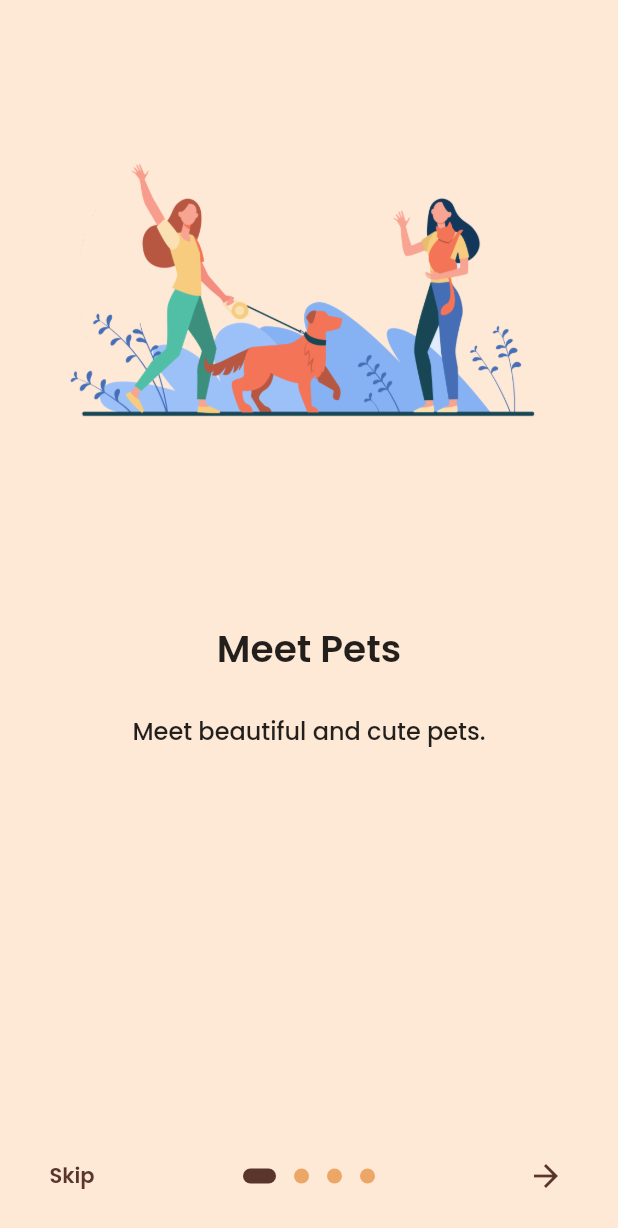
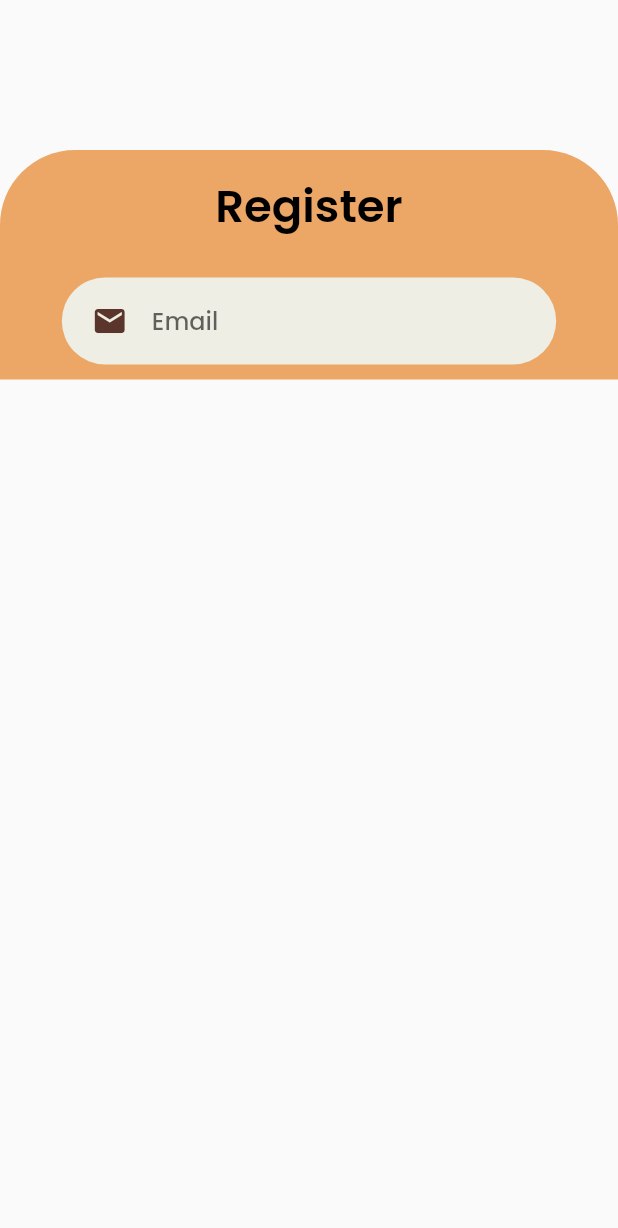
Before and after one commit to mutyaruby08/capstone_igarchu, a Flutter app: the screen it shows after launch, on a phone screen of 412 x 824 dp. Shown: the top 1228 px of the screen. Run offline on Flutter 3.47's test engine with Material 2 defaults, Android fonts, the phone set to English and light mode, and no system bars; drawn by our look-alikes of introduction_screen.

Commit message:
Designed Register Screen ver 1

```diff
--- a/igarchu_capstone/lib/Screens/login_screen.dart
+++ b/igarchu_capstone/lib/Screens/login_screen.dart
@@ -1,13 +1,13 @@
-import 'package:flutter/material.dart';
+// import 'package:flutter/material.dart';
 
-class LoginScreen extends StatelessWidget {
-  const LoginScreen({Key? key}) : super(key: key);
+// class LoginScreen extends StatelessWidget {
+//   const LoginScreen({Key? key}) : super(key: key);
 
-  @override
-  Widget build(BuildContext context) {
-    return Container(
-      child: Text('Welcome', style: TextStyle(fontSize: 40),),
-    );
+//   @override
+//   Widget build(BuildContext context) {
+//     return Container(
+//       child: Text('Welcome', style: TextStyle(fontSize: 40),),
+//     );
 
-  }
-}
+//   }
+// }
--- a/igarchu_capstone/lib/Screens/onboarding_screen.dart
+++ b/igarchu_capstone/lib/Screens/onboarding_screen.dart
@@ -1,87 +1,87 @@
 
-import 'package:flutter/material.dart';
-import 'package:introduction_screen/introduction_screen.dart';
+// import 'package:flutter/material.dart';
+// import 'package:introduction_screen/introduction_screen.dart';
 
-import '../widgets/onboard_button.dart';
-import 'login_screen.dart';
+// import '../widgets/onboard_button.dart';
+// import 'login_screen.dart';
 
-class onBoardingScreen extends StatelessWidget {
-  const onBoardingScreen({Key? key}) : super(key: key);
+// class onBoardingScreen extends StatelessWidget {
+//   const onBoardingScreen({Key? key}) : super(key: key);
 
-  @override
-  Widget build(BuildContext context) => SafeArea(
-    child: IntroductionScreen(
-          pages: [
-            PageViewModel(
-              title: 'Meet Pets',
-              body: 'Meet beautiful and cute pets.',
-              image: buildImage('assets/images/pet.png'),
-              decoration: getPageDecoration(),
-            ),
-            PageViewModel(
-              title: 'Adopt Pet',
-              body: 'Adopt a pet and make it a part of your home.',
-              image: buildImage('assets/images/adopt.png'),
-              decoration: getPageDecoration(),
-            ),
-            PageViewModel(
-              title: 'Donation',
-              body: 'Donate funds for Animal shelter organization to give hope to hungry and homeless animals.',
-              image: buildImage('assets/images/donate.png'),
-              decoration: getPageDecoration(),
-            ),
-            PageViewModel(
-              title: 'Our way of connecting pets, anywhere',
-              body: 'Join our growing community now!',
-              footer: ButtonWidget(
-                text: 'Get Started',
-                onClicked: () => goToHome(context),
-              ),
-              image: buildImage('assets/images/igarchu_logo.png'),
-              decoration: getPageDecoration(),
-            ),
-          ],
-          done: const Text('Get Started', style: TextStyle(color: Color.fromRGBO(90, 53, 44, 1),fontWeight: FontWeight.w600)),
-          onDone: () => goToHome(context),
-          showSkipButton: true,
-          skip: Text('Skip', style: TextStyle(color: Color.fromRGBO(90, 53, 44, 1), fontWeight: FontWeight.bold),),
-          onSkip: () => goToHome(context),
-          next: const Icon(Icons.arrow_forward, color: Color.fromRGBO(90, 53, 44, 1)),
-          dotsDecorator: getDotDecoration(),
-          onChange: (index) => print('Page $index selected'),
-          globalBackgroundColor: const Color.fromRGBO(254, 233, 214, 1),
-          skipOrBackFlex: 0,
-          nextFlex: 0,
-          // isProgressTap: false,
-          // isProgress: false,
-          // showNextButton: false,
-          // freeze: true,
-          // animationDuration: 1000,
-        ),
-      );
+//   @override
+//   Widget build(BuildContext context) => SafeArea(
+//     child: IntroductionScreen(
+//           pages: [
+//             PageViewModel(
+//               title: 'Meet Pets',
+//               body: 'Meet beautiful and cute pets.',
+//               image: buildImage('assets/images/pet.png'),
+//               decoration: getPageDecoration(),
+//             ),
+//             PageViewModel(
+//               title: 'Adopt Pet',
+//               body: 'Adopt a pet and make it a part of your home.',
+//               image: buildImage('assets/images/adopt.png'),
+//               decoration: getPageDecoration(),
+//             ),
+//             PageViewModel(
+//               title: 'Donation',
+//               body: 'Donate funds for Animal shelter organization to give hope to hungry and homeless animals.',
+//               image: buildImage('assets/images/donate.png'),
+//               decoration: getPageDecoration(),
+//             ),
+//             PageViewModel(
+//               title: 'Our way of connecting pets, anywhere',
+//               body: 'Join our growing community now!',
+//               footer: ButtonWidget(
+//                 text: 'Get Started',
+//                 onClicked: () => goToHome(context),
+//               ),
+//               image: buildImage('assets/images/igarchu_logo.png'),
+//               decoration: getPageDecoration(),
+//             ),
+//           ],
+//           done: const Text('Get Started', style: TextStyle(color: Color.fromRGBO(90, 53, 44, 1),fontWeight: FontWeight.w600)),
+//           onDone: () => goToHome(context),
+//           showSkipButton: true,
+//           skip: Text('Skip', style: TextStyle(color: Color.fromRGBO(90, 53, 44, 1), fontWeight: FontWeight.bold),),
+//           onSkip: () => goToHome(context),
+//           next: const Icon(Icons.arrow_forward, color: Color.fromRGBO(90, 53, 44, 1)),
+//           dotsDecorator: getDotDecoration(),
+//           onChange: (index) => print('Page $index selected'),
+//           globalBackgroundColor: const Color.fromRGBO(254, 233, 214, 1),
+//           skipOrBackFlex: 0,
+//           nextFlex: 0,
+//           // isProgressTap: false,
+//           // isProgress: false,
+//           // showNextButton: false,
+//           // freeze: true,
+//           // animationDuration: 1000,
+//         ),
+//       );
 
-  void goToHome(context) => Navigator.of(context).pushReplacement(
-        MaterialPageRoute(builder: (_) => const LoginScreen()),
-      );
+//   void goToHome(context) => Navigator.of(context).pushReplacement(
+//         MaterialPageRoute(builder: (_) => const LoginScreen()),
+//       );
 
-  Widget buildImage(String path) =>
-      Center(child: Image.asset(path, height: 300,width: 350));
+//   Widget buildImage(String path) =>
+//       Center(child: Image.asset(path, height: 300,width: 350));
 
-  DotsDecorator getDotDecoration() => DotsDecorator(
-        color: const Color.fromRGBO(236, 167, 102, 1),
-        //activeColor: Colors.orange,
-        size: const Size(10, 10),
-        activeSize: const Size(22, 10),
-        activeColor: const Color.fromRGBO(90, 53, 44, 1),
-        activeShape: RoundedRectangleBorder(
-          borderRadius: BorderRadius.circular(24),
-        ),
-      );
+//   DotsDecorator getDotDecoration() => DotsDecorator(
+//         color: const Color.fromRGBO(236, 167, 102, 1),
+//         //activeColor: Colors.orange,
+//         size: const Size(10, 10),
+//         activeSize: const Size(22, 10),
+//         activeColor: const Color.fromRGBO(90, 53, 44, 1),
+//         activeShape: RoundedRectangleBorder(
+//           borderRadius: BorderRadius.circular(24),
+//         ),
+//       );
 
-  PageDecoration getPageDecoration() => const PageDecoration(
-        titleTextStyle: TextStyle(fontSize: 25, fontFamily: 'Poppins', fontWeight: FontWeight.bold),
-        bodyTextStyle: TextStyle(fontSize: 16, fontFamily: 'Poppins',),
-        imagePadding: EdgeInsets.all(24),
-        pageColor:  Color.fromRGBO(254, 233, 214, 1),
-      );
-}
+//   PageDecoration getPageDecoration() => const PageDecoration(
+//         titleTextStyle: TextStyle(fontSize: 25, fontFamily: 'Poppins', fontWeight: FontWeight.bold),
+//         bodyTextStyle: TextStyle(fontSize: 16, fontFamily: 'Poppins',),
+//         imagePadding: EdgeInsets.all(24),
+//         pageColor:  Color.fromRGBO(254, 233, 214, 1),
+//       );
+// }
--- /dev/null
+++ b/igarchu_capstone/lib/Screens/register_screen.dart
@@ -0,0 +1,92 @@
+
+
+// ignore_for_file: unnecessary_const
+
+import 'package:flutter/material.dart';
+
+import '../widgets/textfield_container.dart';
+
+class register_screen extends StatefulWidget {
+  const register_screen({Key? key}) : super(key: key);
+
+  @override
+  State<register_screen> createState() => _register_screenState();
+}
+
+class _register_screenState extends State<register_screen> {
+  final _formKey = GlobalKey<FormState>();
+  @override
+  Widget build(BuildContext context) {
+    Size size = MediaQuery.of(context).size;
+    return SafeArea(
+      child: Scaffold(
+        body: SizedBox(
+          width: size.width,
+          height: size.height,
+          child: SingleChildScrollView(
+            child: Stack(
+              children: [
+                Padding(
+                  padding: const EdgeInsets.only(top: 100.0),
+                  child: Container(
+                    width: double.infinity,
+                  decoration: const BoxDecoration(
+                    color: Color.fromRGBO(236, 167, 102, 1),
+                    borderRadius: BorderRadius.only(
+                      topLeft: Radius.circular(50),
+                      topRight: Radius.circular(50),
+                    ),
+                  ),
+                  child: Column(
+                    crossAxisAlignment: CrossAxisAlignment.center,
+                    // ignore: prefer_const_literals_to_create_immutables
+                    children: [
+                      const SizedBox(
+                          height: 15,
+                        ),
+                      const Text('Register',
+                      style: TextStyle(
+                        fontSize: 30,
+                        fontFamily: 'Poppins',
+                        fontWeight: FontWeight.bold,
+                        color: Colors.black)),
+                      const SizedBox(
+                          height: 15,
+                        ),
+                      Form(
+                        key: _formKey,
+                        child: Column(
+                          children: <Widget>[
+                            TextFieldContainer(
+                              child: TextFormField(
+                                validator: (val) =>
+                                      val!.isEmpty ? 'Enter an email.' : null,
+                                cursorColor:Color.fromRGBO(90, 53, 44, 1),
+                                decoration: const InputDecoration(
+                                  icon: Icon(
+                                    Icons.email,
+                                    color:Color.fromRGBO(90, 53, 44, 1),
+                                  ),
+                                  hintText:"Email",
+                                  hintStyle: TextStyle(
+                                    fontFamily: 'Poppins',
+                                  ),
+                                  border: InputBorder.none,
+                                ),
+                              ),
+                            )
+                          ],
+                        )
+                      ),
+                    ],
+                  ),
+                  ),)
+
+              ],
+            ),
+          ),
+        ),
+
+    ));
+  }
+}
--- a/igarchu_capstone/lib/Screens/splash_screen.dart
+++ b/igarchu_capstone/lib/Screens/splash_screen.dart
@@ -1,50 +1,50 @@
-import 'dart:async';
+// import 'dart:async';
 
-import 'package:flutter/material.dart';
+// import 'package:flutter/material.dart';
 
-import 'onboarding_screen.dart';
+// import 'onboarding_screen.dart';
 
 
 
-class SplashScreen extends StatefulWidget {
-  const SplashScreen({Key? key}) : super(key: key);
+// class SplashScreen extends StatefulWidget {
+//   const SplashScreen({Key? key}) : super(key: key);
 
-  @override
-  State<SplashScreen> createState() => _SplashScreenState();
-}
+//   @override
+//   State<SplashScreen> createState() => _SplashScreenState();
+// }
 
-class _SplashScreenState extends State<SplashScreen> {
-  @override
-  void initState() {
-    super.initState();
-    Timer(
-        const Duration(seconds: 5),
-        () => Navigator.pushReplacement(
-            context, MaterialPageRoute(builder: (context) => const onBoardingScreen())));
-  }
-  @override
-  Widget build(BuildContext context) {
-    return Scaffold(
-        body:  Container(
-            color: const Color.fromRGBO(254, 233, 214, 1),
-            child: Column(
-              crossAxisAlignment: CrossAxisAlignment.center,
-              mainAxisAlignment: MainAxisAlignment.center,
-              children: [
-                Center(
-                  child: Container(
-                    width: 300,
-                    height: 300,
-                    decoration: const BoxDecoration(
-                      image: DecorationImage(
-                        image: AssetImage("assets/images/igarchu_logo.png"),
-                        fit: BoxFit.cover
-                      )
-                    ),
-                  ),
-                ),
-              ],
-            )),
-            );
-  }
-}
+// class _SplashScreenState extends State<SplashScreen> {
+//   @override
+//   void initState() {
+//     super.initState();
+//     Timer(
+//         const Duration(seconds: 5),
+//         () => Navigator.pushReplacement(
+//             context, MaterialPageRoute(builder: (context) => const onBoardingScreen())));
+//   }
+//   @override
+//   Widget build(BuildContext context) {
+//     return Scaffold(
+//         body:  Container(
+//             color: const Color.fromRGBO(254, 233, 214, 1),
+//             child: Column(
+//               crossAxisAlignment: CrossAxisAlignment.center,
+//               mainAxisAlignment: MainAxisAlignment.center,
+//               children: [
+//                 Center(
+//                   child: Container(
+//                     width: 300,
+//                     height: 300,
+//                     decoration: const BoxDecoration(
+//                       image: DecorationImage(
+//                         image: AssetImage("assets/images/igarchu_logo.png"),
+//                         fit: BoxFit.cover
+//                       )
+//                     ),
+//                   ),
+//                 ),
+//               ],
+//             )),
+//             );
+//   }
+// }
--- a/igarchu_capstone/lib/main.dart
+++ b/igarchu_capstone/lib/main.dart
@@ -1,6 +1,7 @@
 import 'package:flutter/material.dart';
 
 import 'Screens/login_screen.dart';
+import 'Screens/register_screen.dart';
 import 'Screens/splash_screen.dart';
 
 void main() {
@@ -17,7 +18,7 @@ class MyApp extends StatelessWidget {
       debugShowCheckedModeBanner: false,
       title: 'Flutter Demo',
       theme: ThemeData(
-        primaryColor: Colors.blue,
+        primaryColor: const Color.fromRGBO(254, 233, 214, 1),
         fontFamily: 'Poppins',
               textTheme: const TextTheme(
                 headline1: TextStyle(fontFamily: 'Poppins'),
@@ -25,7 +26,7 @@ class MyApp extends StatelessWidget {
                     fontFamily: 'Poppins', fontWeight: FontWeight.bold),
               )
       ),
-      home: const SplashScreen(),
+      home: const register_screen(),
     );
   }
 }
--- /dev/null
+++ b/igarchu_capstone/lib/widgets/textfield_container.dart
@@ -0,0 +1,23 @@
+import 'package:flutter/material.dart';
+
+
+class TextFieldContainer extends StatelessWidget {
+  const TextFieldContainer({Key? key, this.child}) : super(key: key);
+
+  final Widget? child;
+
+  @override
+  Widget build(BuildContext context) {
+    Size size = MediaQuery.of(context).size;
+    return Container(
+      margin: const EdgeInsets.symmetric(vertical: 10),
+      padding: const EdgeInsets.symmetric(horizontal: 20,vertical: 5),
+      width: size.width * 0.8,
+      decoration: BoxDecoration(
+        color: const Color.fromRGBO(238, 238, 228, 1),
+        borderRadius: BorderRadius.circular(29),
+      ),
+      child: child,
+    );
+  }
+}
```
